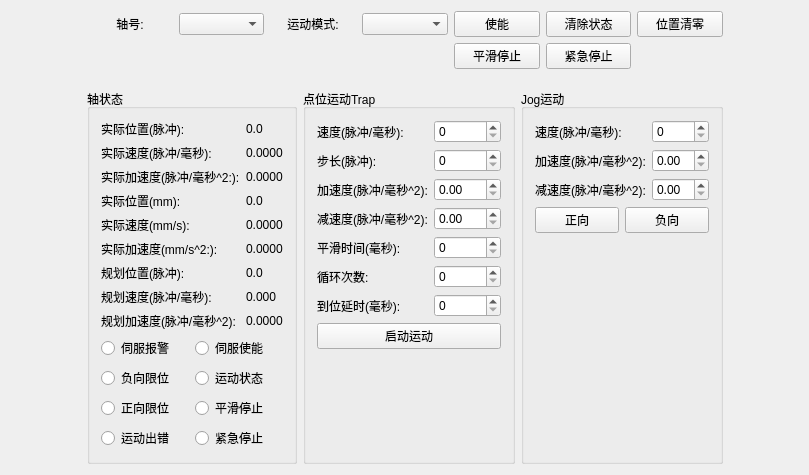
Before: the Qt Designer form GTSSimpleController/Widget/AxisWidget.ui in whisper512/GTS, drawn with Qt 5.
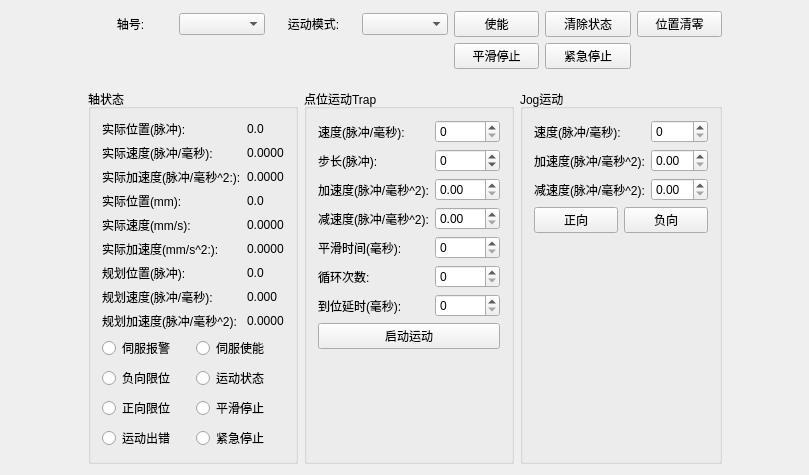
After: the same form once the commit is applied.

Commit message: 修复轴报警按钮

```diff
--- a/GTSSimpleController/Widget/AxisWidget.ui
+++ b/GTSSimpleController/Widget/AxisWidget.ui
@@ -247,8 +247,11 @@
             </item>
             <item row="1" column="1">
              <widget class="QSpinBox" name="spinBox_trapStepSize">
+              <property name="minimum">
+               <number>-99999</number>
+              </property>
               <property name="maximum">
-               <number>999999</number>
+               <number>99999</number>
               </property>
              </widget>
             </item>
```
The commit also changes 6 other files.
